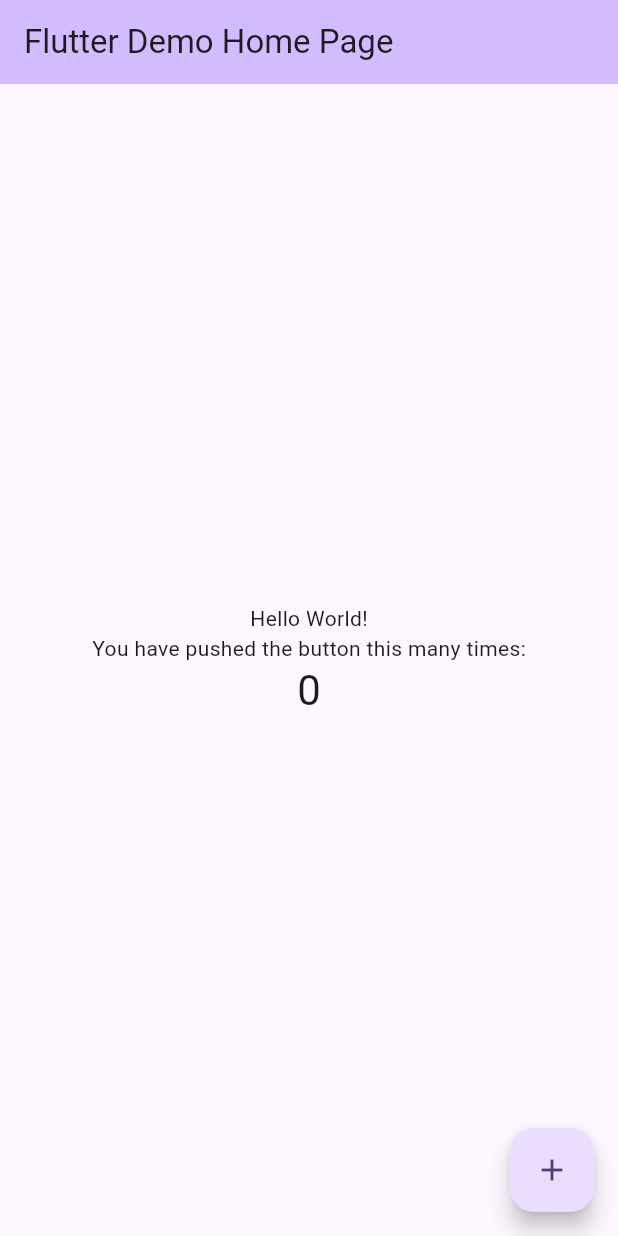
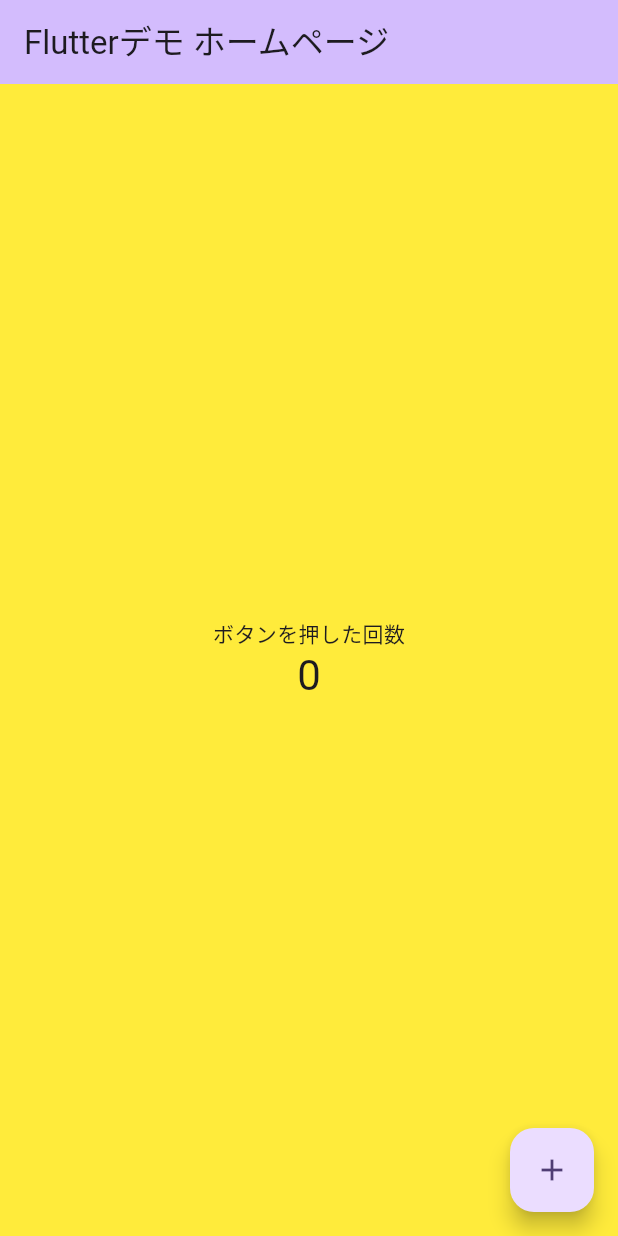
Before and after one commit to dddkut/FlutterPrac, a Flutter app: the screen it shows after launch, on a phone screen of 412 x 824 dp. Run offline on Flutter 3.47's test engine with Material 3 defaults, Android fonts, the phone set to English and light mode, and no system bars.

Commit message:
main.dartの改造改造

```diff
--- a/flutter_hello_world/lib/main.dart
+++ b/flutter_hello_world/lib/main.dart
@@ -15,7 +15,7 @@ class MyApp extends StatelessWidget {
         colorScheme: ColorScheme.fromSeed(seedColor: Colors.deepPurple),
         useMaterial3: true,
       ),
-      home: const MyHomePage(title: 'Flutter Demo Home Page'),
+      home: const MyHomePage(title: 'Flutterデモ ホームページ'),
     );
   }
 }
@@ -41,6 +41,7 @@ class _MyHomePageState extends State<MyHomePage> {
   @override
   Widget build(BuildContext context) {
     return Scaffold(
+      backgroundColor: _counter % 4 == 0 ? Colors.yellow : Colors.blue,
       appBar: AppBar(
         backgroundColor: Theme.of(context).colorScheme.inversePrimary,
         title: Text(widget.title),
@@ -50,10 +51,7 @@ class _MyHomePageState extends State<MyHomePage> {
           mainAxisAlignment: MainAxisAlignment.center,
           children: <Widget>[
             const Text(
-              'Hello World!',
-            ),
-            const Text(
-              'You have pushed the button this many times:',
+              'ボタンを押した回数',
             ),
             Text(
               '$_counter',
```
